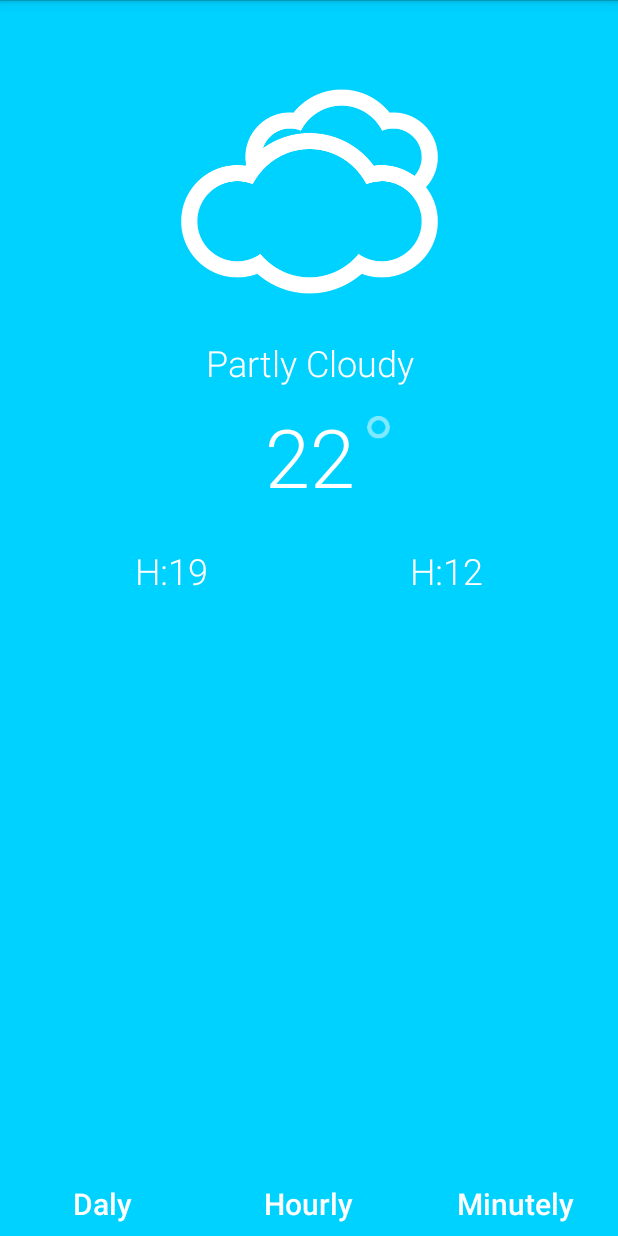
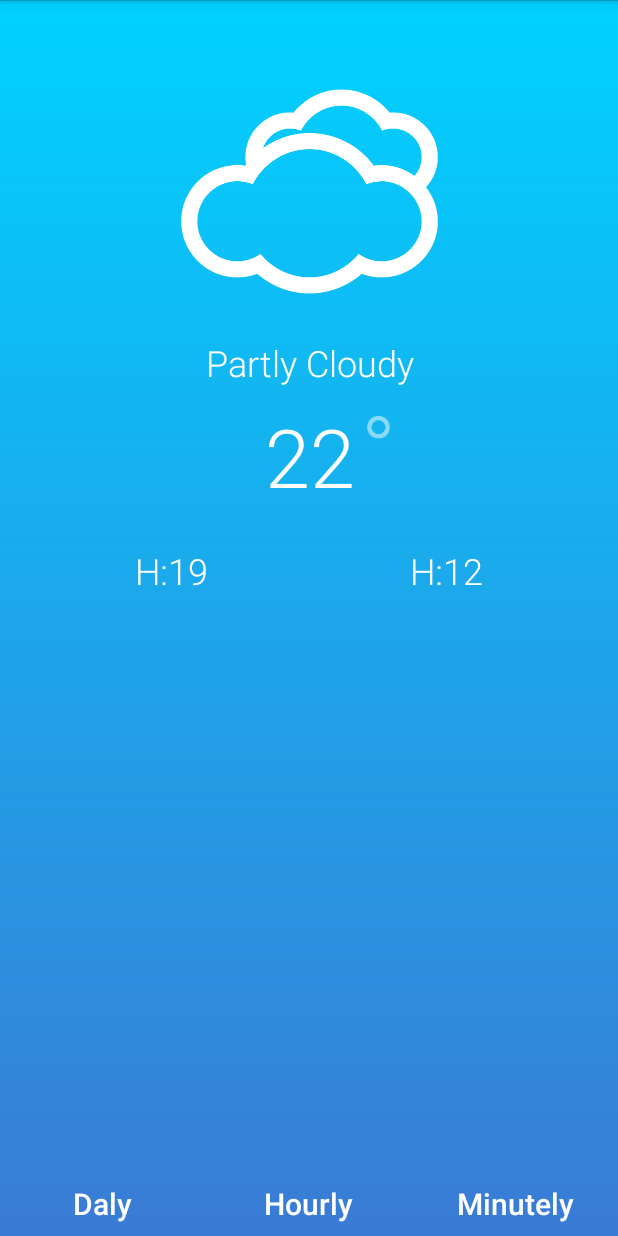
Before and after one commit to Amador368/ColorWeather, an Android app: the screen it shows after launch (MainActivity), on a phone screen of 412 x 824 dp. Run offline under Robolectric (Android 15) with nearby library versions, the phone set to English and light mode, and no system bars; our stand-ins replace ButterKnife, Volley; network calls fail.

Commit message:
Creatig gradient for drawable background

```diff
--- /dev/null
+++ b/app/src/main/res/drawable/bg_gradient_blue.xml
@@ -0,0 +1,9 @@
+<?xml version="1.0" encoding="utf-8"?>
+<shape xmlns:android="http://schemas.android.com/apk/res/android">
+    <gradient
+        android:angle="270"
+        android:type="linear"
+        android:startColor="#00D2FF"
+        android:endColor="#3A7BD5" >
+    </gradient>
+</shape>
--- a/app/src/main/res/layout/activity_daily_weather.xml
+++ b/app/src/main/res/layout/activity_daily_weather.xml
@@ -4,7 +4,7 @@
     android:id="@+id/activity_color_weather"
     android:layout_width="match_parent"
     android:layout_height="match_parent"
-    android:background="@color/backgroundColor"
+    android:background="@drawable/bg_gradient_blue"
     tools:context="me.asantiago.colorweather.DailyWeatherActivity">
 
     <TextView
--- a/app/src/main/res/layout/activity_hourly_weather.xml
+++ b/app/src/main/res/layout/activity_hourly_weather.xml
@@ -4,7 +4,7 @@
     android:id="@+id/activity_hourly_weather"
     android:layout_width="match_parent"
     android:layout_height="match_parent"
-    android:background="@color/backgroundColor"
+    android:background="@drawable/bg_gradient_blue"
     tools:context="me.asantiago.colorweather.HourlyWeatherActivity">
     <TextView
         style="@style/mainFont"
--- a/app/src/main/res/layout/activity_main.xml
+++ b/app/src/main/res/layout/activity_main.xml
@@ -6,7 +6,7 @@
     android:layout_width="match_parent"
     android:layout_height="match_parent"
     tools:context="me.asantiago.colorweather.MainActivity"
-    android:background="@color/backgroundColor" >
+    android:background="@drawable/bg_gradient_blue">
 
     <ImageView
         android:src="@drawable/cloudy"
--- a/app/src/main/res/layout/activity_minutely_weather.xml
+++ b/app/src/main/res/layout/activity_minutely_weather.xml
@@ -4,7 +4,7 @@
     android:id="@+id/activity_minutely_weather"
     android:layout_width="match_parent"
     android:layout_height="match_parent"
-    android:background="@color/backgroundColor"
+    android:background="@drawable/bg_gradient_blue"
     tools:context="me.asantiago.colorweather.MinutelyWeatherActivity">
     <TextView
         style="@style/mainFont"
```
